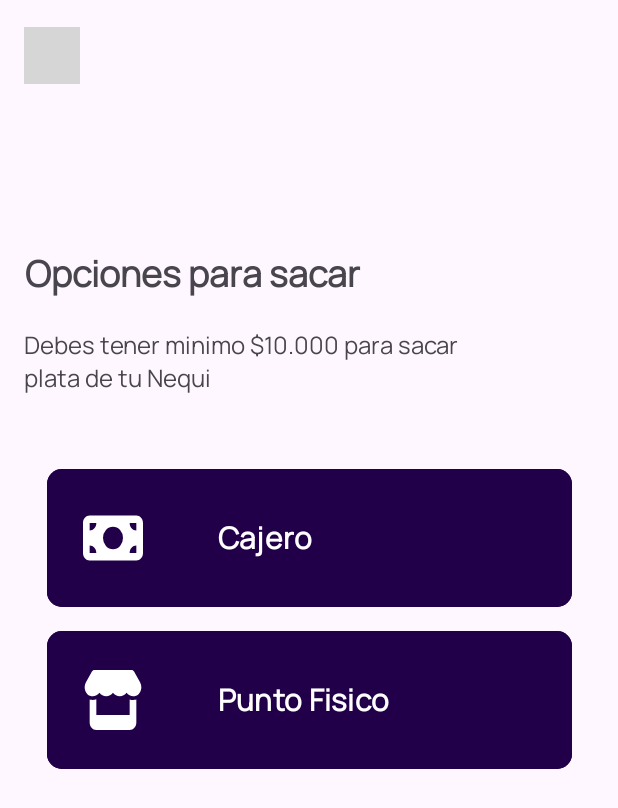
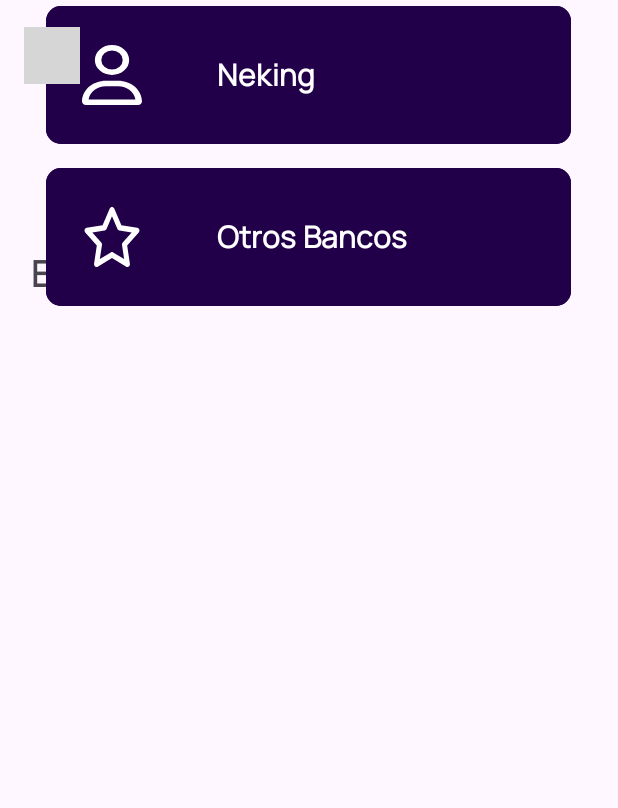
Before and after one commit to JhonmaSG/ClonNeking, an Android app: the layout activity_main_envia.xml on its own in the app's theme, with its tools: preview values and no code run, on a phone screen of 412 x 824 dp. Shown: the top 808 px of the screen. Run offline under Robolectric (Android 15) with nearby library versions, the phone set to English and light mode, and no system bars; grey boxes are pictures that could not be loaded.

Commit message:
Added Enviar plata in process

```diff
--- a/app/src/main/AndroidManifest.xml
+++ b/app/src/main/AndroidManifest.xml
@@ -12,6 +12,12 @@
         android:supportsRtl="true"
         android:theme="@style/Theme.Neking"
         tools:targetApi="31">
+        <activity
+            android:name=".activity_envia_plata"
+            android:exported="false" />
+        <activity
+            android:name=".activity_main_envia"
+            android:exported="false" />
         <activity
             android:name=".Codigo"
             android:exported="false" />
--- a/app/src/main/java/com/example/neking/MainActivity.kt
+++ b/app/src/main/java/com/example/neking/MainActivity.kt
@@ -5,16 +5,14 @@ import android.os.Bundle
 import android.widget.Button
 import androidx.activity.enableEdgeToEdge
 import androidx.appcompat.app.AppCompatActivity
-import androidx.core.view.ViewCompat
-import androidx.core.view.WindowInsetsCompat
 
 class MainActivity : AppCompatActivity() {
     override fun onCreate(savedInstanceState: Bundle?) {
         super.onCreate(savedInstanceState)
         enableEdgeToEdge()
         setContentView(R.layout.activity_main_sacar)
-        val btnPuntoFisico = findViewById<Button>(R.id.btnPuntoFisico)
-        val btnCajero = findViewById<Button>(R.id.btnCajero)
+        val btnPuntoFisico = findViewById<Button>(R.id.btnotrosbancos)
+        val btnCajero = findViewById<Button>(R.id.btnneking)
 
         btnPuntoFisico.setOnClickListener{
             val intentPuntoFisico = Intent(this,Codigo::class.java).apply {}
--- /dev/null
+++ b/app/src/main/res/drawable/star_regular.xml
@@ -0,0 +1,9 @@
+<vector xmlns:android="http://schemas.android.com/apk/res/android"
+    android:width="512dp"
+    android:height="510dp"
+    android:viewportWidth="576"
+    android:viewportHeight="512">
+  <path
+      android:fillColor="#FF000000"
+      android:pathData="M287.9,0c9.2,0 17.6,5.2 21.6,13.5l68.6,141.3 153.2,22.6c9,1.3 16.5,7.6 19.3,16.3s0.5,18.1 -5.9,24.5L433.6,328.4l26.2,155.6c1.5,9 -2.2,18.1 -9.7,23.5s-17.3,6 -25.3,1.7l-137,-73.2L151,509.1c-8.1,4.3 -17.9,3.7 -25.3,-1.7s-11.2,-14.5 -9.7,-23.5l26.2,-155.6L31.1,218.2c-6.5,-6.4 -8.7,-15.9 -5.9,-24.5s10.3,-14.9 19.3,-16.3l153.2,-22.6L266.3,13.5C270.4,5.2 278.7,0 287.9,0zM287.9,79L235.4,187.2c-3.5,7.1 -10.2,12.1 -18.1,13.3L99,217.9 184.9,303c5.5,5.5 8.1,13.3 6.8,21L171.4,443.7l105.2,-56.2c7.1,-3.8 15.6,-3.8 22.6,0l105.2,56.2L384.2,324.1c-1.3,-7.7 1.2,-15.5 6.8,-21l85.9,-85.1L358.6,200.5c-7.8,-1.2 -14.6,-6.1 -18.1,-13.3L287.9,79z"/>
+</vector>
--- /dev/null
+++ b/app/src/main/res/drawable/user.xml
@@ -0,0 +1,9 @@
+<vector xmlns:android="http://schemas.android.com/apk/res/android"
+    android:width="448dp"
+    android:height="512dp"
+    android:viewportWidth="448"
+    android:viewportHeight="512">
+  <path
+      android:fillColor="#FF000000"
+      android:pathData="M304,128a80,80 0,1 0,-160 0,80 80,0 1,0 160,0zM96,128a128,128 0,1 1,256 0A128,128 0,1 1,96 128zM49.3,464l349.5,0c-8.9,-63.3 -63.3,-112 -129,-112l-91.4,0c-65.7,0 -120.1,48.7 -129,112zM0,482.3C0,383.8 79.8,304 178.3,304l91.4,0C368.2,304 448,383.8 448,482.3c0,16.4 -13.3,29.7 -29.7,29.7L29.7,512C13.3,512 0,498.7 0,482.3z"/>
+</vector>
--- a/app/src/main/res/layout/activity_main_sacar.xml
+++ b/app/src/main/res/layout/activity_main_envia.xml
@@ -5,7 +5,7 @@
     android:id="@+id/main"
     android:layout_width="match_parent"
     android:layout_height="match_parent"
-    tools:context=".MainActivity">
+    tools:context=".activity_main_envia">
 
     <ImageView
         android:id="@+id/imgretroceder"
@@ -28,7 +28,7 @@
         android:layout_marginEnd="207dp"
         android:layout_marginBottom="625dp"
         android:fontFamily="@font/manrope"
-        android:text="Opciones para sacar"
+        android:text="Envia"
         android:textSize="24sp"
         android:textStyle="bold"
         app:layout_constraintBottom_toBottomOf="parent"
@@ -38,58 +38,45 @@
         app:layout_constraintTop_toBottomOf="@+id/imgretroceder"
         app:layout_constraintVertical_bias="1.0" />
 
-    <TextView
-        android:id="@+id/textView2"
-        android:layout_width="302dp"
-        android:layout_height="58dp"
-        android:layout_marginTop="20dp"
-        android:fontFamily="@font/manrope"
-        android:text="Debes tener minimo $10.000 para sacar plata de tu Nequi"
-        android:textSize="16sp"
-        app:layout_constraintEnd_toEndOf="parent"
-        app:layout_constraintHorizontal_bias="0.146"
-        app:layout_constraintStart_toStartOf="parent"
-        app:layout_constraintTop_toBottomOf="@+id/titlecodigo" />
-
     <com.google.android.material.chip.ChipGroup
         android:layout_width="wrap_content"
         android:layout_height="wrap_content"
-        android:layout_marginTop="32dp"
         app:layout_constraintEnd_toEndOf="parent"
+        app:layout_constraintHorizontal_bias="0.491"
         app:layout_constraintStart_toStartOf="parent"
-        app:layout_constraintTop_toBottomOf="@+id/textView2">
+        tools:layout_editor_absoluteY="138dp"
+        tools:ignore="MissingConstraints">
 
         <Button
-            android:id="@+id/btnCajero"
+            android:id="@+id/btnneking"
             android:layout_width="350dp"
             android:layout_height="100dp"
             android:backgroundTint="#210049"
             android:fontFamily="@font/manrope"
-            android:text="Cajero"
+            android:text="Neking"
             android:textAlignment="viewStart"
             android:textSize="20sp"
             android:textStyle="bold"
             app:cornerRadius="10dp"
-            app:icon="@drawable/money"
+            app:icon="@drawable/user"
             app:iconPadding="50dp"
             app:iconSize="40dp"
-            app:iconTint="@color/white"/>
+            app:iconTint="@color/white" />
 
         <Button
-            android:id="@+id/btnPuntoFisico"
+            android:id="@+id/btnotrosbancos"
             android:layout_width="350dp"
             android:layout_height="100dp"
             android:backgroundTint="#210049"
             android:fontFamily="@font/manrope"
-            android:text="Punto Fisico"
+            android:text="Otros Bancos"
             android:textAlignment="viewStart"
             android:textSize="20sp"
             android:textStyle="bold"
             app:cornerRadius="10dp"
-            app:icon="@drawable/store"
+            app:icon="@drawable/star_regular"
             app:iconPadding="50dp"
             app:iconSize="40dp" />
     </com.google.android.material.chip.ChipGroup>
 
-
 </androidx.constraintlayout.widget.ConstraintLayout>
```
Also changed, not shown: app/src/main/java/com/example/neking/activity_envia_plata.kt (added, +16 -0 lines), app/src/main/java/com/example/neking/activity_main_envia.kt (added, +20 -0 lines), app/src/main/res/layout/activity_codigo.xml (+15 -2 lines), app/src/main/res/layout/activity_envia_plata.xml (added, +44 -0 lines).
